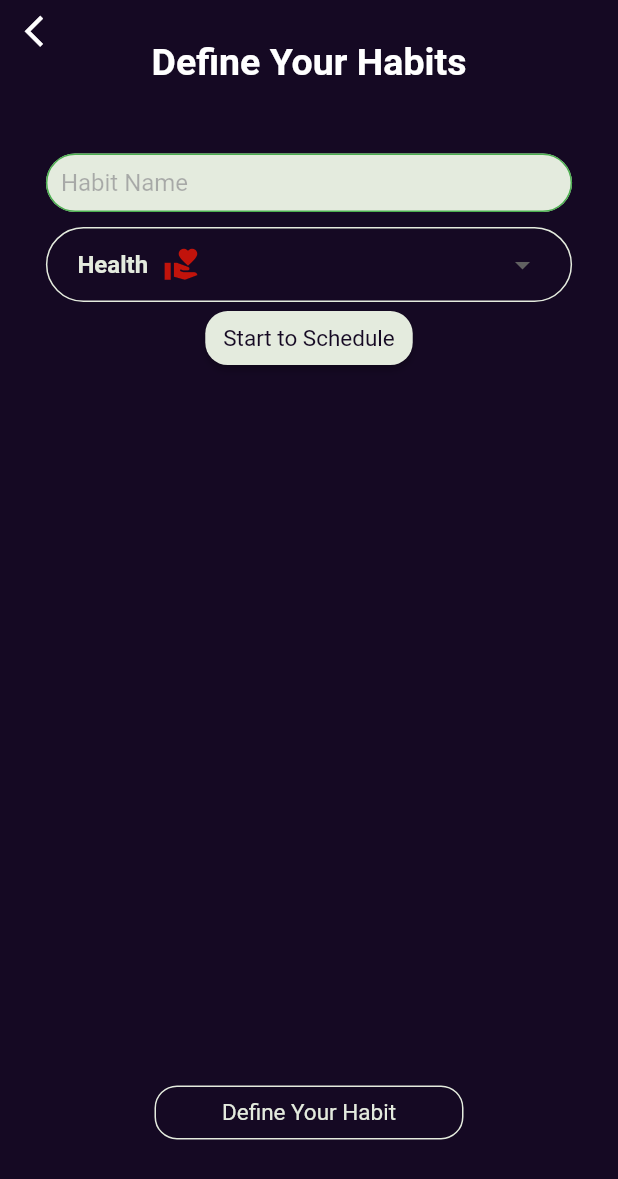
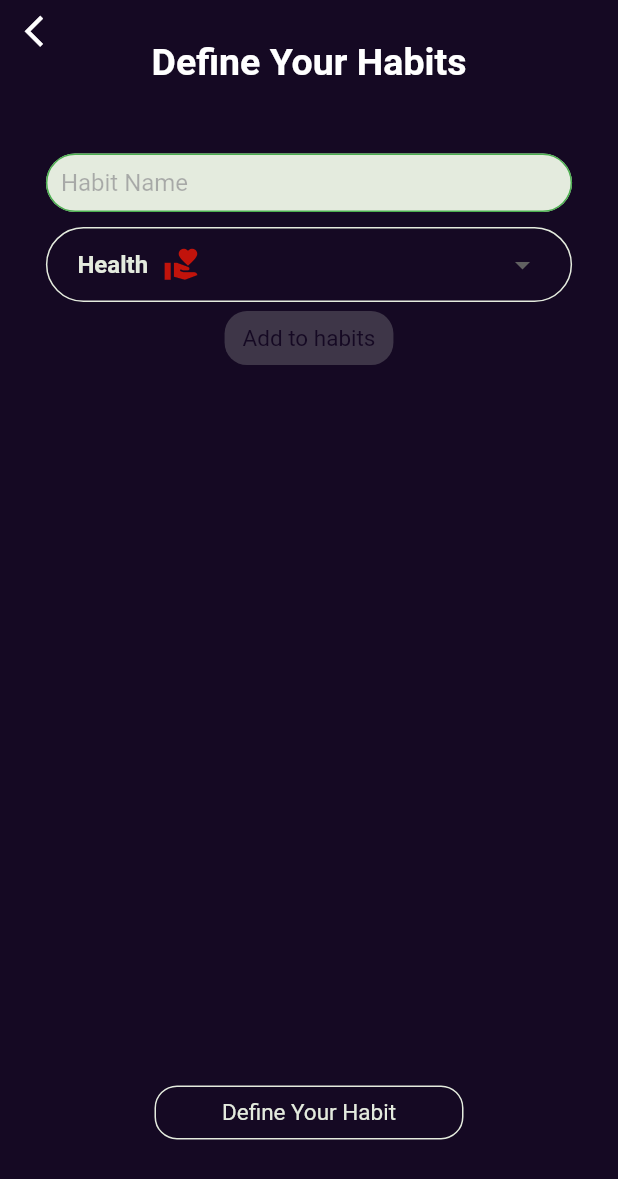
Before and after one commit to anielyavuz/kiwihabitapp, a Flutter app: the screen it shows once a user with an empty profile is signed in, after a tap on "Define Your Habit", on a phone screen of 412 x 824 dp. Shown: the top 1179 px of the screen. Run offline on Flutter 3.47's test engine with Material 2 defaults, Android fonts, the phone set to English and light mode, and no system bars; our stand-ins replace expandable, firebase_auth, firebase_core, google_fonts, hive, hive_flutter and 1 more; accounts and stored records are empty; generated files the repository leaves out were written again; Roboto replaces fonts that are missing (Times New Roman).

Commit message:
00:00 21.11.2022

```diff
--- a/lib/pages/chooseyourhabits.dart
+++ b/lib/pages/chooseyourhabits.dart
@@ -20,7 +20,11 @@ class _ChooseHabitsState extends State<ChooseHabits> {
   AuthService _authService = AuthService();
   @override
   Widget build(BuildContext context) {
-    return Scaffold(
+    return GestureDetector(
+      onTap: () {
+        Scaffold.of(context).hideCurrentSnackBar();
+      },
+      child: Scaffold(
           backgroundColor: Color.fromRGBO(21, 9, 35, 1),
           body: SafeArea(
             child: Stack(
@@ -67,7 +71,8 @@ class _ChooseHabitsState extends State<ChooseHabits> {
                                                   style: TextStyle(
                                                     color: _yaziTipiRengi,
                                                     fontSize: 25,
-                                                  fontFamily: 'Times New Roman',
+                                                    fontFamily:
+                                                        'Times New Roman',
                                                     // fontWeight: FontWeight.bold
                                                   )),
                                               Padding(
@@ -117,7 +122,8 @@ class _ChooseHabitsState extends State<ChooseHabits> {
                                                   // fontWeight: FontWeight.bold
                                                 )),
                                             Padding(
-                                            padding: const EdgeInsets.fromLTRB(
+                                              padding:
+                                                  const EdgeInsets.fromLTRB(
                                                       8, 0, 0, 0),
                                               child: Icon(
                                                 Icons.directions_run,
@@ -132,7 +138,8 @@ class _ChooseHabitsState extends State<ChooseHabits> {
                                       theme: ExpandableThemeData(
                                         iconColor: Colors.blue,
                                         headerAlignment:
-                                          ExpandablePanelHeaderAlignment.center,
+                                            ExpandablePanelHeaderAlignment
+                                                .center,
                                       ),
                                       expanded: HabitGroup2(habitList: [
                                         "Walk",
@@ -167,8 +174,8 @@ class _ChooseHabitsState extends State<ChooseHabits> {
                                           child: Icon(
                                             Icons.school,
                                             size: 25,
-                                          color:
-                                              Color.fromARGB(223, 124, 38, 223),
+                                            color: Color.fromARGB(
+                                                223, 124, 38, 223),
                                           ),
                                         )
                                       ],
@@ -212,8 +219,8 @@ class _ChooseHabitsState extends State<ChooseHabits> {
                                           child: Icon(
                                             Icons.palette,
                                             size: 25,
-                                          color:
-                                              Color.fromARGB(223, 225, 5, 240),
+                                            color: Color.fromARGB(
+                                                223, 225, 5, 240),
                                           ),
                                         )
                                       ],
@@ -302,8 +309,8 @@ class _ChooseHabitsState extends State<ChooseHabits> {
                                           child: Icon(
                                             Icons.nightlife,
                                             size: 25,
-                                          color:
-                                              Color.fromARGB(223, 232, 118, 18),
+                                            color: Color.fromARGB(
+                                                223, 232, 118, 18),
                                           ),
                                         )
                                       ],
@@ -347,8 +354,8 @@ class _ChooseHabitsState extends State<ChooseHabits> {
                                           child: Icon(
                                             Icons.smoke_free,
                                             size: 25,
-                                          color:
-                                              Color.fromARGB(223, 19, 153, 243),
+                                            color: Color.fromARGB(
+                                                223, 19, 153, 243),
                                           ),
                                         )
                                       ],
@@ -465,6 +472,7 @@ class _ChooseHabitsState extends State<ChooseHabits> {
                 )
               ],
             ),
-        ));
+          )),
+    );
   }
 }
--- a/lib/pages/defineYourHabit.dart
+++ b/lib/pages/defineYourHabit.dart
@@ -51,7 +51,9 @@ class _DefineYourHabitState extends State<DefineYourHabit> {
                             child: TextFieldDecoration(
                               hintYazi: "Habit Name",
                               textfieldData: (newtextfieldData) {
-                                _habitName = newtextfieldData;
+                                setState(() {
+                                  _habitName = newtextfieldData;
+                                });
                               },
                             )),
                         Container(
@@ -170,7 +172,9 @@ class _DefineYourHabitState extends State<DefineYourHabit> {
                           ),
                         ),
                         RawMaterialButton(
-                            fillColor: _yaziTipiRengi,
+                            fillColor: _habitName == null || _habitName == ""
+                                ? _yaziTipiRengi.withOpacity(0.2)
+                                : _yaziTipiRengi,
                             shape: const RoundedRectangleBorder(
                                 borderRadius:
                                     BorderRadius.all(Radius.circular(15.0))),
@@ -178,7 +182,7 @@ class _DefineYourHabitState extends State<DefineYourHabit> {
                             textStyle: TextStyle(color: _yaziTipiRengi),
                             child: Padding(
                               padding: EdgeInsets.fromLTRB(12, 0, 12, 0),
-                              child: Text("Start to Schedule",
+                              child: Text("Add to habits",
                                   textAlign: TextAlign.center,
                                   style: TextStyle(
                                     color: Color.fromRGBO(21, 9, 35, 1),
@@ -187,9 +191,11 @@ class _DefineYourHabitState extends State<DefineYourHabit> {
                                     // fontWeight: FontWeight.bold
                                   )),
                             ),
-                            onPressed: () async {
-                              print(_habitName);
-                            }),
+                            onPressed: _habitName == null || _habitName == ""
+                                ? null
+                                : () async {
+                                    print(_habitName);
+                                  }),
                       ],
                     )),
                 Expanded(
--- a/lib/widgets/habitGroup.dart
+++ b/lib/widgets/habitGroup.dart
@@ -59,7 +59,7 @@ class _HabitGroupState extends State<HabitGroup> {
               } else {
                 ScaffoldMessenger.of(context).showSnackBar(
                   SnackBar(
-                      duration: Duration(milliseconds: 2000),
+                      duration: Duration(days: 4000),
                       content: Row(
                         mainAxisAlignment: MainAxisAlignment.center,
                         children: [
```
Lines whose indentation alone changed are shown as unchanged.
